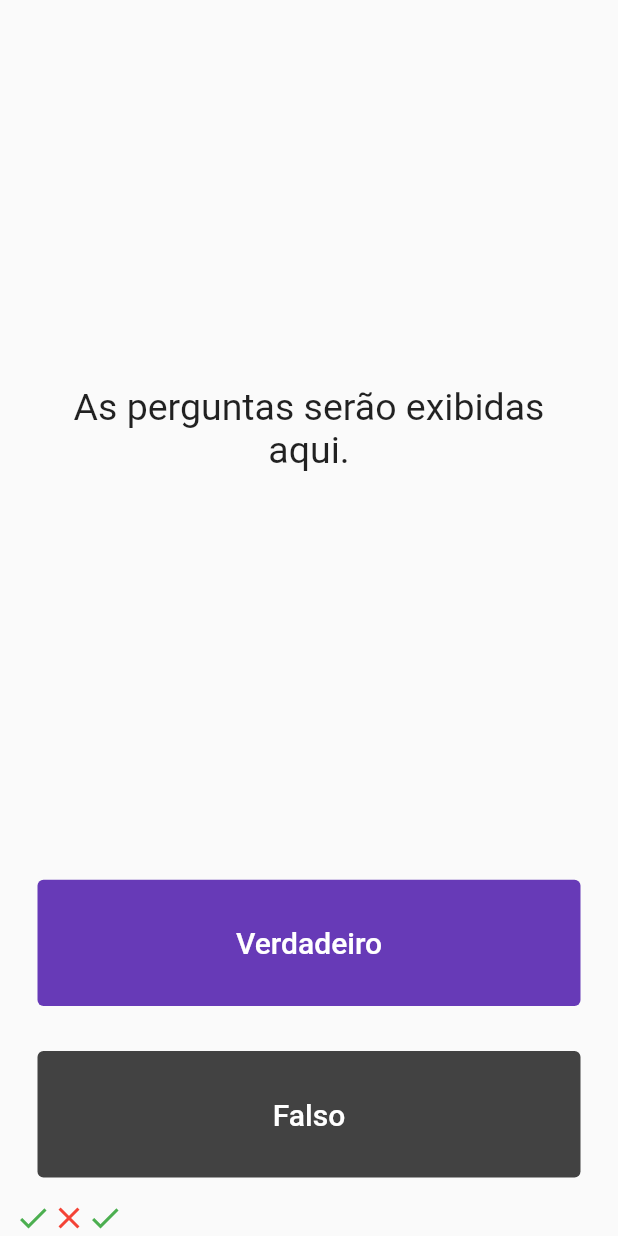
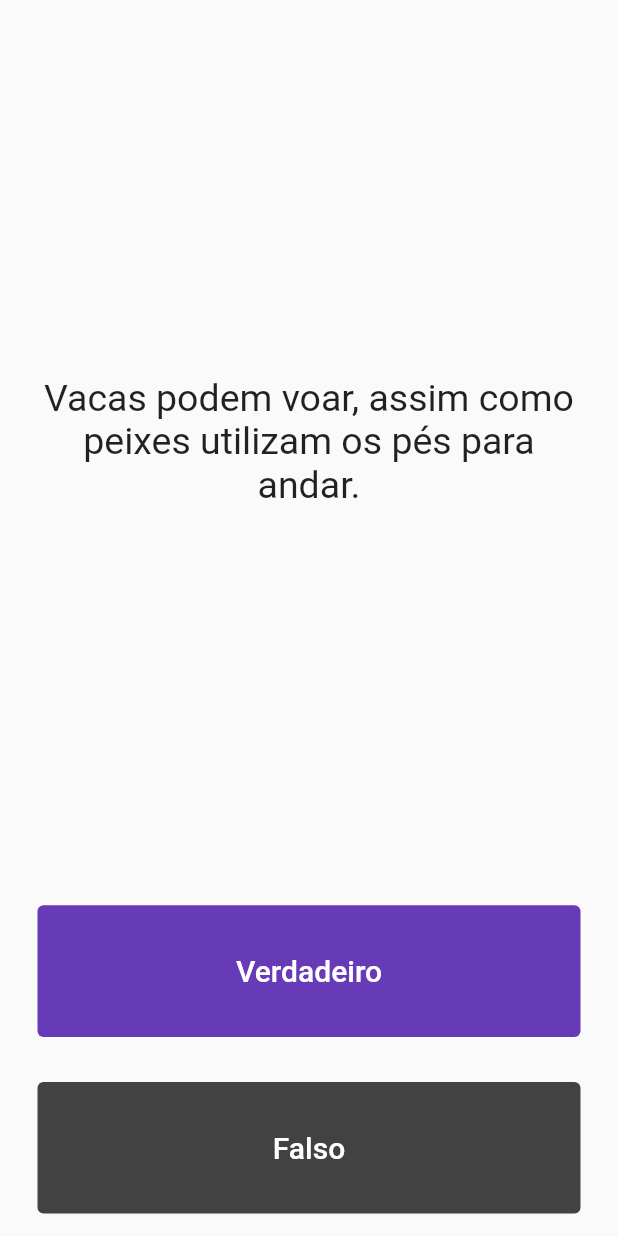
Before and after one commit to FelipeDias28/Quiz, a Flutter app: the screen it shows after launch, after a tap on "Verdadeiro", after a tap on "Falso", on a phone screen of 412 x 824 dp. Run offline on Flutter 3.47's test engine with Material 2 defaults, Android fonts, the phone set to English and light mode, and no system bars.

Commit message:
using classes

```diff
--- a/lib/main.dart
+++ b/lib/main.dart
@@ -1,4 +1,5 @@
 import 'package:flutter/material.dart';
+import 'package:quizapp_estrutura_inicial/perguntas.dart';
 
 void main() => runApp(QuizApp());
 
@@ -24,16 +25,24 @@ class QuizPage extends StatefulWidget {
 }
 
 class _QuizPageState extends State<QuizPage> {
-  List<Widget> marcadorDePontos = [
-    const Icon(
-      Icons.check,
-      color: Colors.green,
+  List<Widget> marcadorDePontos = List.empty();
+
+  List<Pergunta> perguntas = [
+    Pergunta(
+      q: 'O metrô é um dos meios de transporte mais seguros do mundo',
+      r: true,
     ),
-    const Icon(
-      Icons.close,
-      color: Colors.red,
-    )
+    Pergunta(
+      q: 'A culinária brasileira é uma das melhores do mundo.',
+      r: true,
+    ),
+    Pergunta(
+      q: 'Vacas podem voar, assim como peixes utilizam os pés para andar.',
+      r: true,
+    ),
   ];
+
+  int numeroDaQuestaoAtual = 0;
 
   @override
   Widget build(BuildContext context) {
@@ -47,7 +56,7 @@ class _QuizPageState extends State<QuizPage> {
             padding: EdgeInsets.all(10.0),
             child: Center(
               child: Text(
-                'As perguntas serão exibidas aqui.',
+                perguntas[numeroDaQuestaoAtual].questao,
                 textAlign: TextAlign.center,
                 style: TextStyle(
                   fontSize: 25.0,
@@ -72,12 +81,17 @@ class _QuizPageState extends State<QuizPage> {
                 ),
               ),
               onPressed: () {
-                //O usuário clica no botão verdadeiro.
+                bool respostaCorreta =
+                    perguntas[numeroDaQuestaoAtual].respostaDaQuestao;
+
+                if (respostaCorreta) {
+                  print("usuário acertou");
+                } else {
+                  print("Usuário errou");
+                }
+
                 setState(() {
-                  marcadorDePontos.add(Icon(
-                    Icons.check,
-                    color: Colors.green,
-                  ));
+                  numeroDaQuestaoAtual++;
                 });
               },
             ),
@@ -97,7 +111,18 @@ class _QuizPageState extends State<QuizPage> {
                 ),
               ),
               onPressed: () {
-                //O usuário clica no botão falso.
+                bool respostaCorreta =
+                    perguntas[numeroDaQuestaoAtual].respostaDaQuestao;
+
+                if (!respostaCorreta) {
+                  print("usuário acertou");
+                } else {
+                  print("Usuário errou");
+                }
+
+                setState(() {
+                  numeroDaQuestaoAtual++;
+                });
               },
             ),
           ),
@@ -109,9 +134,3 @@ class _QuizPageState extends State<QuizPage> {
     );
   }
 }
-
-/*
-pergunta1: 'O metrô é um dos meios de transporte mais seguros do mundo', verdadeiro,
-pergunta2: 'A culinária brasileira é uma das melhores do mundo.', verdadeiro,
-pergunta3: 'Vacas podem voar, assim como peixes utilizam os pés para andar.', falso,
-*/
--- /dev/null
+++ b/lib/perguntas.dart
@@ -0,0 +1,9 @@
+class Pergunta {
+  String questao;
+  bool respostaDaQuestao;
+
+  Pergunta({String q, bool r}) {
+    questao = q;
+    respostaDaQuestao = r;
+  }
+}
```
